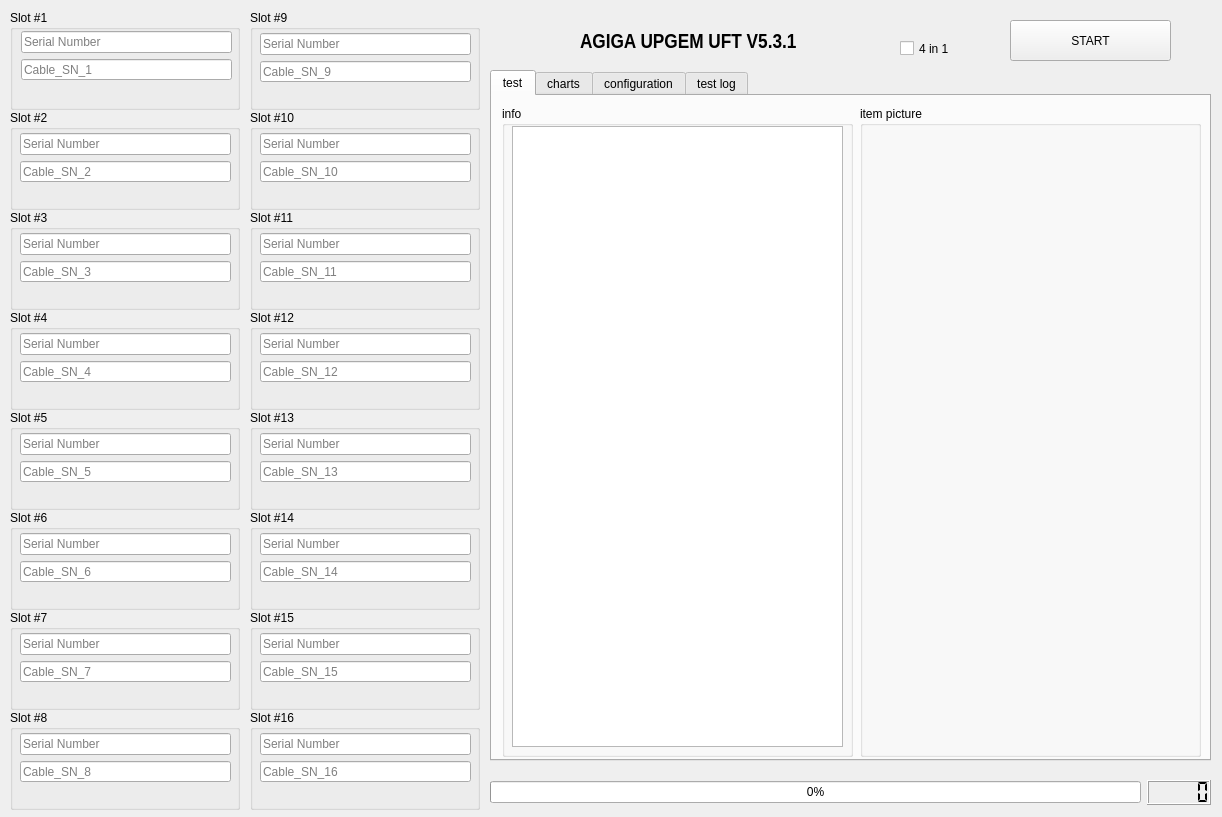
First picture: the form in src/UFT_GUI/UFT_Ui.ui, repository zhoupisen/Garnet, before the edit.
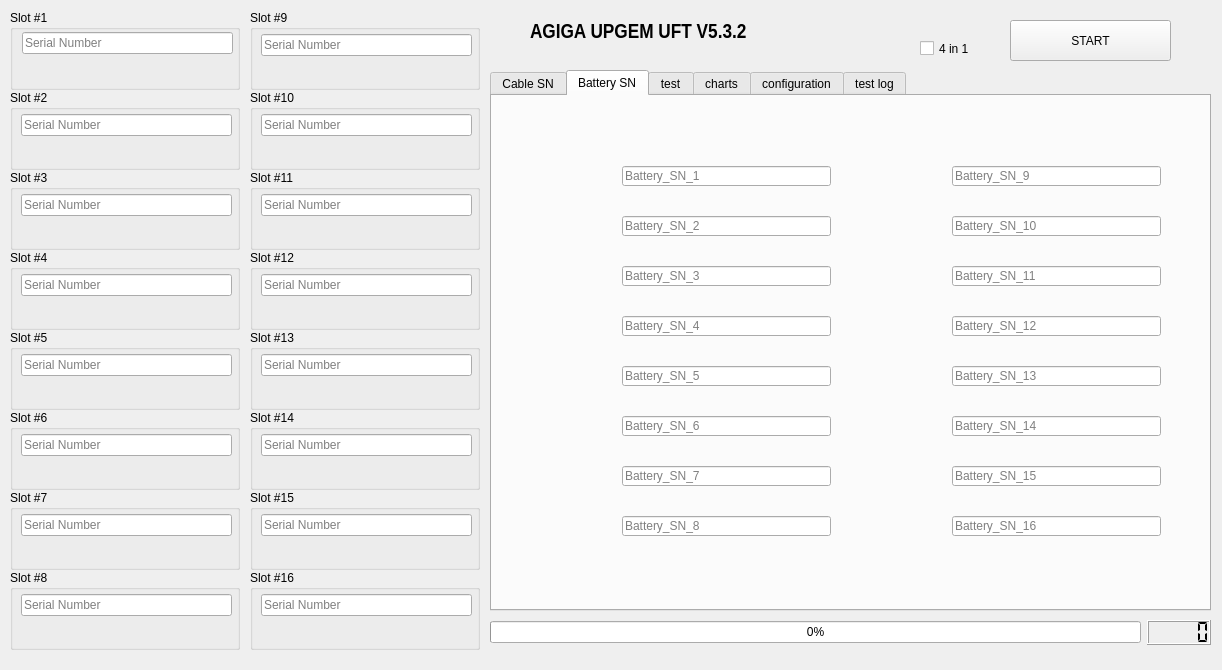
Second picture: the form after the edit. The open tabs and pages were chosen to show the change. Custom widgets are drawn as their Qt base class.

Commit message: Update UI to add new tab for recording Cable SN & Battery SN.

```diff
--- a/src/UFT_GUI/UFT_Ui.ui
+++ b/src/UFT_GUI/UFT_Ui.ui
@@ -7,13 +7,13 @@
     <x>0</x>
     <y>0</y>
     <width>1222</width>
-    <height>817</height>
+    <height>670</height>
    </rect>
   </property>
   <property name="minimumSize">
    <size>
     <width>0</width>
-    <height>722</height>
+    <height>0</height>
    </size>
   </property>
   <property name="windowTitle">
@@ -25,12 +25,438 @@
      <x>490</x>
      <y>70</y>
      <width>721</width>
-     <height>691</height>
+     <height>541</height>
     </rect>
    </property>
    <property name="currentIndex">
     <number>0</number>
    </property>
+   <widget class="QWidget" name="tab_cable">
+    <attribute name="title">
+     <string>Cable SN</string>
+    </attribute>
+    <widget class="QLineEdit" name="CablelineEdit_16">
+     <property name="geometry">
+      <rect>
+       <x>460</x>
+       <y>420</y>
+       <width>209</width>
+       <height>20</height>
+      </rect>
+     </property>
+     <property name="placeholderText">
+      <string>Cable_SN_16</string>
+     </property>
+    </widget>
+    <widget class="QLineEdit" name="CablelineEdit_10">
+     <property name="geometry">
+      <rect>
+       <x>460</x>
+       <y>120</y>
+       <width>209</width>
+       <height>20</height>
+      </rect>
+     </property>
+     <property name="placeholderText">
+      <string>Cable_SN_10</string>
+     </property>
+    </widget>
+    <widget class="QLineEdit" name="CablelineEdit_5">
+     <property name="geometry">
+      <rect>
+       <x>130</x>
+       <y>270</y>
+       <width>209</width>
+       <height>20</height>
+      </rect>
+     </property>
+     <property name="placeholderText">
+      <string>Cable_SN_5</string>
+     </property>
+    </widget>
+    <widget class="QLineEdit" name="CablelineEdit_9">
+     <property name="geometry">
+      <rect>
+       <x>460</x>
+       <y>70</y>
+       <width>209</width>
+       <height>20</height>
+      </rect>
+     </property>
+     <property name="placeholderText">
+      <string>Cable_SN_9</string>
+     </property>
+    </widget>
+    <widget class="QLineEdit" name="CablelineEdit_11">
+     <property name="geometry">
+      <rect>
+       <x>460</x>
+       <y>170</y>
+       <width>209</width>
+       <height>20</height>
+      </rect>
+     </property>
+     <property name="placeholderText">
+      <string>Cable_SN_11</string>
+     </property>
+    </widget>
+    <widget class="QLineEdit" name="CablelineEdit_14">
+     <property name="geometry">
+      <rect>
+       <x>460</x>
+       <y>320</y>
+       <width>209</width>
+       <height>20</height>
+      </rect>
+     </property>
+     <property name="placeholderText">
+      <string>Cable_SN_14</string>
+     </property>
+    </widget>
+    <widget class="QLineEdit" name="CablelineEdit_6">
+     <property name="geometry">
+      <rect>
+       <x>130</x>
+       <y>320</y>
+       <width>209</width>
+       <height>20</height>
+      </rect>
+     </property>
+     <property name="placeholderText">
+      <string>Cable_SN_6</string>
+     </property>
+    </widget>
+    <widget class="QLineEdit" name="CablelineEdit_15">
+     <property name="geometry">
+      <rect>
+       <x>460</x>
+       <y>370</y>
+       <width>209</width>
+       <height>20</height>
+      </rect>
+     </property>
+     <property name="placeholderText">
+      <string>Cable_SN_15</string>
+     </property>
+    </widget>
+    <widget class="QLineEdit" name="CablelineEdit_1">
+     <property name="geometry">
+      <rect>
+       <x>130</x>
+       <y>70</y>
+       <width>209</width>
+       <height>20</height>
+      </rect>
+     </property>
+     <property name="placeholderText">
+      <string>Cable_SN_1</string>
+     </property>
+    </widget>
+    <widget class="QLineEdit" name="CablelineEdit_12">
+     <property name="geometry">
+      <rect>
+       <x>460</x>
+       <y>220</y>
+       <width>209</width>
+       <height>20</height>
+      </rect>
+     </property>
+     <property name="placeholderText">
+      <string>Cable_SN_12</string>
+     </property>
+    </widget>
+    <widget class="QLineEdit" name="CablelineEdit_4">
+     <property name="geometry">
+      <rect>
+       <x>130</x>
+       <y>220</y>
+       <width>209</width>
+       <height>20</height>
+      </rect>
+     </property>
+     <property name="placeholderText">
+      <string>Cable_SN_4</string>
+     </property>
+    </widget>
+    <widget class="QLineEdit" name="CablelineEdit_7">
+     <property name="geometry">
+      <rect>
+       <x>130</x>
+       <y>370</y>
+       <width>209</width>
+       <height>20</height>
+      </rect>
+     </property>
+     <property name="placeholderText">
+      <string>Cable_SN_7</string>
+     </property>
+    </widget>
+    <widget class="QLineEdit" name="CablelineEdit_13">
+     <property name="geometry">
+      <rect>
+       <x>460</x>
+       <y>270</y>
+       <width>209</width>
+       <height>20</height>
+      </rect>
+     </property>
+     <property name="placeholderText">
+      <string>Cable_SN_13</string>
+     </property>
+    </widget>
+    <widget class="QLineEdit" name="CablelineEdit_2">
+     <property name="geometry">
+      <rect>
+       <x>130</x>
+       <y>120</y>
+       <width>209</width>
+       <height>20</height>
+      </rect>
+     </property>
+     <property name="placeholderText">
+      <string>Cable_SN_2</string>
+     </property>
+    </widget>
+    <widget class="QLineEdit" name="CablelineEdit_8">
+     <property name="geometry">
+      <rect>
+       <x>130</x>
+       <y>420</y>
+       <width>209</width>
+       <height>20</height>
+      </rect>
+     </property>
+     <property name="placeholderText">
+      <string>Cable_SN_8</string>
+     </property>
+    </widget>
+    <widget class="QLineEdit" name="CablelineEdit_3">
+     <property name="geometry">
+      <rect>
+       <x>130</x>
+       <y>170</y>
+       <width>209</width>
+       <height>20</height>
+      </rect>
+     </property>
+     <property name="placeholderText">
+      <string>Cable_SN_3</string>
+     </property>
+    </widget>
+   </widget>
+   <widget class="QWidget" name="tab_hybridcell">
+    <attribute name="title">
+     <string>Battery SN</string>
+    </attribute>
+    <widget class="QLineEdit" name="BatterylineEdit_10">
+     <property name="geometry">
+      <rect>
+       <x>460</x>
+       <y>120</y>
+       <width>209</width>
+       <height>20</height>
+      </rect>
+     </property>
+     <property name="placeholderText">
+      <string>Battery_SN_10</string>
+     </property>
+    </widget>
+    <widget class="QLineEdit" name="BatterylineEdit_5">
+     <property name="geometry">
+      <rect>
+       <x>130</x>
+       <y>270</y>
+       <width>209</width>
+       <height>20</height>
+      </rect>
+     </property>
+     <property name="placeholderText">
+      <string>Battery_SN_5</string>
+     </property>
+    </widget>
+    <widget class="QLineEdit" name="BatterylineEdit_9">
+     <property name="geometry">
+      <rect>
+       <x>460</x>
+       <y>70</y>
+       <width>209</width>
+       <height>20</height>
+      </rect>
+     </property>
+     <property name="placeholderText">
+      <string>Battery_SN_9</string>
+     </property>
+    </widget>
+    <widget class="QLineEdit" name="BatterylineEdit_11">
+     <property name="geometry">
+      <rect>
+       <x>460</x>
+       <y>170</y>
+       <width>209</width>
+       <height>20</height>
+      </rect>
+     </property>
+     <property name="placeholderText">
+      <string>Battery_SN_11</string>
+     </property>
+    </widget>
+    <widget class="QLineEdit" name="BatterylineEdit_14">
+     <property name="geometry">
+      <rect>
+       <x>460</x>
+       <y>320</y>
+       <width>209</width>
+       <height>20</height>
+      </rect>
+     </property>
+     <property name="placeholderText">
+      <string>Battery_SN_14</string>
+     </property>
+    </widget>
+    <widget class="QLineEdit" name="BatterylineEdit_6">
+     <property name="geometry">
+      <rect>
+       <x>130</x>
+       <y>320</y>
+       <width>209</width>
+       <height>20</height>
+      </rect>
+     </property>
+     <property name="placeholderText">
+      <string>Battery_SN_6</string>
+     </property>
+    </widget>
+    <widget class="QLineEdit" name="BatterylineEdit_15">
+     <property name="geometry">
+      <rect>
+       <x>460</x>
+       <y>370</y>
+       <width>209</width>
+       <height>20</height>
+      </rect>
+     </property>
+     <property name="placeholderText">
+      <string>Battery_SN_15</string>
+     </property>
+    </widget>
+    <widget class="QLineEdit" name="BatterylineEdit_1">
+     <property name="geometry">
+      <rect>
+       <x>130</x>
+       <y>70</y>
+       <width>209</width>
+       <height>20</height>
+      </rect>
+     </property>
+     <property name="placeholderText">
+      <string>Battery_SN_1</string>
+     </property>
+    </widget>
+    <widget class="QLineEdit" name="BatterylineEdit_12">
+     <property name="geometry">
+      <rect>
+       <x>460</x>
+       <y>220</y>
+       <width>209</width>
+       <height>20</height>
+      </rect>
+     </property>
+     <property name="placeholderText">
+      <string>Battery_SN_12</string>
+     </property>
+    </widget>
+    <widget class="QLineEdit" name="BatterylineEdit_4">
+     <property name="geometry">
+      <rect>
+       <x>130</x>
+       <y>220</y>
+       <width>209</width>
+       <height>20</height>
+      </rect>
+     </property>
+     <property name="placeholderText">
+      <string>Battery_SN_4</string>
+     </property>
+    </widget>
+    <widget class="QLineEdit" name="BatterylineEdit_7">
+     <property name="geometry">
+      <rect>
+       <x>130</x>
+       <y>370</y>
+       <width>209</width>
+       <height>20</height>
+      </rect>
+     </property>
+     <property name="placeholderText">
+      <string>Battery_SN_7</string>
+     </property>
+    </widget>
+    <widget class="QLineEdit" name="BatterylineEdit_13">
+     <property name="geometry">
+      <rect>
+       <x>460</x>
+       <y>270</y>
+       <width>209</width>
+       <height>20</height>
+      </rect>
+     </property>
+     <property name="placeholderText">
+      <string>Battery_SN_13</string>
+     </property>
+    </widget>
+    <widget class="QLineEdit" name="BatterylineEdit_16">
+     <property name="geometry">
+      <rect>
+       <x>460</x>
+       <y>420</y>
+       <width>209</width>
+       <height>20</height>
+      </rect>
+     </property>
+     <property name="placeholderText">
+      <string>Battery_SN_16</string>
+     </property>
+    </widget>
+    <widget class="QLineEdit" name="BatterylineEdit_2">
+     <property name="geometry">
+      <rect>
+       <x>130</x>
+       <y>120</y>
+       <width>209</width>
+       <height>20</height>
+      </rect>
+     </property>
+     <property name="placeholderText">
+      <string>Battery_SN_2</string>
+     </property>
+    </widget>
+    <widget class="QLineEdit" name="BatterylineEdit_8">
+     <property name="geometry">
+      <rect>
+       <x>130</x>
+       <y>420</y>
+       <width>209</width>
+       <height>20</height>
+      </rect>
+     </property>
+     <property name="placeholderText">
+      <string>Battery_SN_8</string>
+     </property>
+    </widget>
+    <widget class="QLineEdit" name="BatterylineEdit_3">
+     <property name="geometry">
+      <rect>
+       <x>130</x>
+       <y>170</y>
+       <width>209</width>
+       <height>20</height>
+      </rect>
+     </property>
+     <property name="placeholderText">
+      <string>Battery_SN_3</string>
+     </property>
+    </widget>
+   </widget>
    <widget class="QWidget" name="info">
     <attribute name="title">
      <string>test</string>
@@ -41,7 +467,7 @@
        <x>368</x>
        <y>10</y>
        <width>341</width>
-       <height>651</height>
+       <height>501</height>
       </rect>
      </property>
      <property name="sizePolicy">
@@ -124,7 +550,7 @@
        <x>10</x>
        <y>10</y>
        <width>351</width>
-       <height>651</height>
+       <height>501</height>
       </rect>
      </property>
      <property name="sizePolicy">
@@ -142,7 +568,7 @@
         <x>10</x>
         <y>20</y>
         <width>331</width>
-        <height>621</height>
+        <height>471</height>
        </rect>
       </property>
       <property name="sizePolicy">
@@ -426,8 +852,8 @@
   <widget class="QLabel" name="title_label">
    <property name="geometry">
     <rect>
-     <x>580</x>
-     <y>30</y>
+     <x>530</x>
+     <y>20</y>
      <width>216</width>
      <height>25</height>
     </rect>
@@ -445,7 +871,7 @@
     <bool>false</bool>
    </property>
    <property name="text">
-    <string>AGIGA UPGEM UFT V5.3.1</string>
+    <string>AGIGA UPGEM UFT V5.3.2</string>
    </property>
    <property name="textFormat">
     <enum>Qt::AutoText</enum>
@@ -455,7 +881,7 @@
    <property name="geometry">
     <rect>
      <x>490</x>
-     <y>780</y>
+     <y>620</y>
      <width>721</width>
      <height>25</height>
     </rect>
@@ -511,7 +937,7 @@
   <widget class="QCheckBox" name="Mode4in1">
    <property name="geometry">
     <rect>
-     <x>900</x>
+     <x>920</x>
      <y>40</y>
      <width>67</width>
      <height>17</height>
@@ -531,9 +957,9 @@
    <property name="geometry">
     <rect>
      <x>10</x>
-     <y>310</y>
+     <y>250</y>
      <width>230</width>
-     <height>100</height>
+     <height>80</height>
     </rect>
    </property>
    <property name="sizePolicy">
@@ -548,13 +974,13 @@
    <widget class="QWidget" name="layoutWidget">
     <property name="geometry">
      <rect>
-      <x>10</x>
-      <y>23</y>
+      <x>11</x>
+      <y>24</y>
       <width>211</width>
-      <height>73</height>
+      <height>47</height>
      </rect>
     </property>
-    <layout class="QGridLayout" name="gridLayout_8">
+    <layout class="QGridLayout" name="gridLayout_15">
      <item row="0" column="0">
       <widget class="QLineEdit" name="sn_lineEdit_4">
        <property name="maxLength">
@@ -566,13 +992,6 @@
       </widget>
      </item>
      <item row="1" column="0">
-      <widget class="QLineEdit" name="CablelineEdit_4">
-       <property name="placeholderText">
-        <string>Cable_SN_4</string>
-       </property>
-      </widget>
-     </item>
-     <item row="2" column="0">
       <widget class="QLabel" name="label_4">
        <property name="font">
         <font>
@@ -591,9 +1010,9 @@
    <property name="geometry">
     <rect>
      <x>250</x>
-     <y>110</y>
+     <y>90</y>
      <width>230</width>
-     <height>100</height>
+     <height>80</height>
     </rect>
    </property>
    <property name="sizePolicy">
@@ -608,13 +1027,13 @@
    <widget class="QWidget" name="layoutWidget">
     <property name="geometry">
      <rect>
-      <x>10</x>
-      <y>23</y>
+      <x>11</x>
+      <y>24</y>
       <width>211</width>
-      <height>73</height>
+      <height>47</height>
      </rect>
     </property>
-    <layout class="QGridLayout" name="gridLayout_19">
+    <layout class="QGridLayout" name="gridLayout_6">
      <item row="0" column="0">
       <widget class="QLineEdit" name="sn_lineEdit_10">
        <property name="maxLength">
@@ -626,13 +1045,6 @@
       </widget>
      </item>
      <item row="1" column="0">
-      <widget class="QLineEdit" name="CablelineEdit_10">
-       <property name="placeholderText">
-        <string>Cable_SN_10</string>
-       </property>
-      </widget>
-     </item>
-     <item row="2" column="0">
       <widget class="QLabel" name="label_10">
        <property name="font">
         <font>
@@ -653,7 +1065,7 @@
      <x>10</x>
      <y>10</y>
      <width>230</width>
-     <height>100</height>
+     <height>80</height>
     </rect>
    </property>
    <property name="sizePolicy">
@@ -668,10 +1080,10 @@
    <widget class="QWidget" name="layoutWidget">
     <property name="geometry">
      <rect>
-      <x>11</x>
-      <y>21</y>
+      <x>12</x>
+      <y>22</y>
       <width>211</width>
-      <height>73</height>
+      <height>47</height>
      </rect>
     </property>
     <layout class="QGridLayout" name="gridLayout">
@@ -692,13 +1104,6 @@
       </widget>
      </item>
      <item row="1" column="0">
-      <widget class="QLineEdit" name="CablelineEdit_1">
-       <property name="placeholderText">
-        <string>Cable_SN_1</string>
-       </property>
-      </widget>
-     </item>
-     <item row="2" column="0">
       <widget class="QLabel" name="label_1">
        <property name="font">
         <font>
@@ -717,9 +1122,9 @@
    <property name="geometry">
     <rect>
      <x>10</x>
-     <y>110</y>
+     <y>90</y>
      <width>230</width>
-     <height>100</height>
+     <height>80</height>
     </rect>
    </property>
    <property name="sizePolicy">
@@ -734,10 +1139,10 @@
    <widget class="QWidget" name="layoutWidget">
     <property name="geometry">
      <rect>
-      <x>10</x>
-      <y>23</y>
+      <x>11</x>
+      <y>24</y>
       <width>211</width>
-      <height>73</height>
+      <height>47</height>
      </rect>
     </property>
     <layout class="QGridLayout" name="gridLayout_2">
@@ -752,13 +1157,6 @@
       </widget>
      </item>
      <item row="1" column="0">
-      <widget class="QLineEdit" name="CablelineEdit_2">
-       <property name="placeholderText">
-        <string>Cable_SN_2</string>
-       </property>
-      </widget>
-     </item>
-     <item row="2" column="0">
       <widget class="QLabel" name="label_2">
        <property name="font">
         <font>
@@ -777,9 +1175,9 @@
    <property name="geometry">
     <rect>
      <x>10</x>
-     <y>210</y>
+     <y>170</y>
      <width>230</width>
-     <height>100</height>
+     <height>80</height>
     </rect>
    </property>
    <property name="sizePolicy">
@@ -794,13 +1192,13 @@
    <widget class="QWidget" name="layoutWidget">
     <property name="geometry">
      <rect>
-      <x>10</x>
-      <y>23</y>
+      <x>11</x>
+      <y>24</y>
       <width>211</width>
-      <height>73</height>
+      <height>47</height>
      </rect>
     </property>
-    <layout class="QGridLayout" name="gridLayout_6">
+    <layout class="QGridLayout" name="gridLayout_8">
      <item row="0" column="0">
       <widget class="QLineEdit" name="sn_lineEdit_3">
        <property name="maxLength">
@@ -812,13 +1210,6 @@
       </widget>
      </item>
      <item row="1" column="0">
-      <widget class="QLineEdit" name="CablelineEdit_3">
-       <property name="placeholderText">
-        <string>Cable_SN_3</string>
-       </property>
-      </widget>
-     </item>
-     <item row="2" column="0">
       <widget class="QLabel" name="label_3">
        <property name="font">
         <font>
@@ -837,9 +1228,9 @@
    <property name="geometry">
     <rect>
      <x>10</x>
-     <y>410</y>
+     <y>330</y>
      <width>230</width>
-     <height>100</height>
+     <height>80</height>
     </rect>
    </property>
    <property name="sizePolicy">
@@ -854,13 +1245,13 @@
    <widget class="QWidget" name="layoutWidget">
     <property name="geometry">
      <rect>
-      <x>10</x>
-      <y>23</y>
+      <x>11</x>
+      <y>24</y>
       <width>211</width>
-      <height>73</height>
+      <height>47</height>
      </rect>
     </property>
-    <layout class="QGridLayout" name="gridLayout_14">
+    <layout class="QGridLayout" name="gridLayout_17">
      <item row="0" column="0">
       <widget class="QLineEdit" name="sn_lineEdit_5">
        <property name="acceptDrops">
@@ -878,13 +1269,6 @@
       </widget>
      </item>
      <item row="1" column="0">
-      <widget class="QLineEdit" name="CablelineEdit_5">
-       <property name="placeholderText">
-        <string>Cable_SN_5</string>
-       </property>
-      </widget>
-     </item>
-     <item row="2" column="0">
       <widget class="QLabel" name="label_5">
        <property name="font">
         <font>
@@ -903,9 +1287,9 @@
    <property name="geometry">
     <rect>
      <x>10</x>
-     <y>510</y>
+     <y>410</y>
      <width>230</width>
-     <height>100</height>
+     <height>80</height>
     </rect>
    </property>
    <property name="sizePolicy">
@@ -920,13 +1304,13 @@
    <widget class="QWidget" name="layoutWidget">
     <property name="geometry">
      <rect>
-      <x>10</x>
-      <y>23</y>
+      <x>11</x>
+      <y>24</y>
       <width>211</width>
-      <height>73</height>
+      <height>47</height>
      </rect>
     </property>
-    <layout class="QGridLayout" name="gridLayout_15">
+    <layout class="QGridLayout" name="gridLayout_20">
      <item row="0" column="0">
       <widget class="QLineEdit" name="sn_lineEdit_6">
        <property name="maxLength">
@@ -938,13 +1322,6 @@
       </widget>
      </item>
      <item row="1" column="0">
-      <widget class="QLineEdit" name="CablelineEdit_6">
-       <property name="placeholderText">
-        <string>Cable_SN_6</string>
-       </property>
-      </widget>
-     </item>
-     <item row="2" column="0">
       <widget class="QLabel" name="label_6">
        <property name="font">
         <font>
@@ -963,9 +1340,9 @@
    <property name="geometry">
     <rect>
      <x>10</x>
-     <y>610</y>
+     <y>490</y>
      <width>230</width>
-     <height>100</height>
+     <height>80</height>
     </rect>
    </property>
    <property name="sizePolicy">
@@ -980,13 +1357,13 @@
    <widget class="QWidget" name="layoutWidget">
     <property name="geometry">
      <rect>
-      <x>10</x>
-      <y>23</y>
+      <x>11</x>
+      <y>24</y>
       <width>211</width>
-      <height>73</height>
+      <height>47</height>
      </rect>
     </property>
-    <layout class="QGridLayout" name="gridLayout_16">
+    <layout class="QGridLayout" name="gridLayout_22">
      <item row="0" column="0">
       <widget class="QLineEdit" name="sn_lineEdit_7">
        <property name="maxLength">
@@ -998,13 +1375,6 @@
       </widget>
      </item>
      <item row="1" column="0">
-      <widget class="QLineEdit" name="CablelineEdit_7">
-       <property name="placeholderText">
-        <string>Cable_SN_7</string>
-       </property>
-      </widget>
-     </item>
-     <item row="2" column="0">
       <widget class="QLabel" name="label_7">
        <property name="font">
         <font>
@@ -1023,9 +1393,9 @@
    <property name="geometry">
     <rect>
      <x>10</x>
-     <y>710</y>
+     <y>570</y>
      <width>230</width>
-     <height>100</height>
+     <height>80</height>
     </rect>
    </property>
    <property name="sizePolicy">
@@ -1040,13 +1410,13 @@
    <widget class="QWidget" name="layoutWidget">
     <property name="geometry">
      <rect>
-      <x>10</x>
-      <y>23</y>
+      <x>11</x>
+      <y>24</y>
       <width>211</width>
-      <height>73</height>
+      <height>47</height>
      </rect>
     </property>
-    <layout class="QGridLayout" name="gridLayout_17">
+    <layout class="QGridLayout" name="gridLayout_25">
      <item row="0" column="0">
       <widget class="QLineEdit" name="sn_lineEdit_8">
        <property name="maxLength">
@@ -1058,13 +1428,6 @@
       </widget>
      </item>
      <item row="1" column="0">
-      <widget class="QLineEdit" name="CablelineEdit_8">
-       <property name="placeholderText">
-        <string>Cable_SN_8</string>
-       </property>
-      </widget>
-     </item>
-     <item row="2" column="0">
       <widget class="QLabel" name="label_8">
        <property name="font">
         <font>
@@ -1085,7 +1448,7 @@
      <x>250</x>
      <y>10</y>
      <width>230</width>
-     <height>100</height>
+     <height>80</height>
     </rect>
    </property>
    <property name="sizePolicy">
@@ -1100,10 +1463,10 @@
    <widget class="QWidget" name="layoutWidget">
     <property name="geometry">
      <rect>
-      <x>10</x>
-      <y>23</y>
+      <x>11</x>
+      <y>24</y>
       <width>211</width>
-      <height>73</height>
+      <height>47</height>
      </rect>
     </property>
     <layout class="QGridLayout" name="gridLayout_18">
@@ -1124,13 +1487,6 @@
       </widget>
      </item>
      <item row="1" column="0">
-      <widget class="QLineEdit" name="CablelineEdit_9">
-       <property name="placeholderText">
-        <string>Cable_SN_9</string>
-       </property>
-      </widget>
-     </item>
-     <item row="2" column="0">
       <widget class="QLabel" name="label_9">
        <property name="font">
         <font>
@@ -1149,9 +1505,9 @@
    <property name="geometry">
     <rect>
      <x>250</x>
-     <y>210</y>
+     <y>170</y>
      <width>230</width>
-     <height>100</height>
+     <height>80</height>
     </rect>
    </property>
    <property name="sizePolicy">
@@ -1166,13 +1522,13 @@
    <widget class="QWidget" name="layoutWidget">
     <property name="geometry">
      <rect>
-      <x>10</x>
-      <y>23</y>
+      <x>11</x>
+      <y>24</y>
       <width>211</width>
-      <height>73</height>
+      <height>47</height>
      </rect>
     </property>
-    <layout class="QGridLayout" name="gridLayout_21">
+    <layout class="QGridLayout" name="gridLayout_14">
      <item row="0" column="0">
       <widget class="QLineEdit" name="sn_lineEdit_11">
        <property name="maxLength">
@@ -1184,13 +1540,6 @@
       </widget>
      </item>
      <item row="1" column="0">
-      <widget class="QLineEdit" name="CablelineEdit_11">
-       <property name="placeholderText">
-        <string>Cable_SN_11</string>
-       </property>
-      </widget>
-     </item>
-     <item row="2" column="0">
       <widget class="QLabel" name="label_11">
        <property name="font">
         <font>
@@ -1209,9 +1558,9 @@
    <property name="geometry">
     <rect>
      <x>250</x>
-     <y>310</y>
+     <y>250</y>
      <width>230</width>
-     <height>100</height>
+     <height>80</height>
     </rect>
    </property>
    <property name="sizePolicy">
@@ -1226,13 +1575,13 @@
    <widget class="QWidget" name="layoutWidget">
     <property name="geometry">
      <rect>
-      <x>10</x>
-      <y>23</y>
+      <x>11</x>
+      <y>24</y>
       <width>211</width>
-      <height>73</height>
+      <height>47</height>
      </rect>
     </property>
-    <layout class="QGridLayout" name="gridLayout_20">
+    <layout class="QGridLayout" name="gridLayout_16">
      <item row="0" column="0">
       <widget class="QLineEdit" name="sn_lineEdit_12">
        <property name="maxLength">
@@ -1244,13 +1593,6 @@
       </widget>
      </item>
      <item row="1" column="0">
-      <widget class="QLineEdit" name="CablelineEdit_12">
-       <property name="placeholderText">
-        <string>Cable_SN_12</string>
-       </property>
-      </widget>
-     </item>
-     <item row="2" column="0">
       <widget class="QLabel" name="label_12">
        <property name="font">
         <font>
@@ -1269,9 +1611,9 @@
    <property name="geometry">
     <rect>
      <x>250</x>
-     <y>410</y>
+     <y>330</y>
      <width>230</width>
-     <height>100</height>
+     <height>80</height>
     </rect>
    </property>
    <property name="sizePolicy">
@@ -1286,13 +1628,13 @@
    <widget class="QWidget" name="layoutWidget">
     <property name="geometry">
      <rect>
-      <x>10</x>
-      <y>23</y>
+      <x>11</x>
+      <y>24</y>
       <width>211</width>
-      <height>73</height>
+      <height>47</height>
      </rect>
     </property>
-    <layout class="QGridLayout" name="gridLayout_22">
+    <layout class="QGridLayout" name="gridLayout_19">
      <item row="0" column="0">
       <widget class="QLineEdit" name="sn_lineEdit_13">
        <property name="acceptDrops">
@@ -1310,13 +1652,6 @@
       </widget>
      </item>
      <item row="1" column="0">
-      <widget class="QLineEdit" name="CablelineEdit_13">
-       <property name="placeholderText">
-        <string>Cable_SN_13</string>
-       </property>
-      </widget>
-     </item>
-     <item row="2" column="0">
       <widget class="QLabel" name="label_13">
        <property name="font">
         <font>
@@ -1335,9 +1670,9 @@
    <property name="geometry">
     <rect>
      <x>250</x>
-     <y>510</y>
+     <y>410</y>
      <width>230</width>
-     <height>100</height>
+     <height>80</height>
     </rect>
    </property>
    <property name="sizePolicy">
@@ -1352,13 +1687,13 @@
    <widget class="QWidget" name="layoutWidget">
     <property name="geometry">
      <rect>
-      <x>10</x>
-      <y>23</y>
+      <x>11</x>
+      <y>24</y>
       <width>211</width>
-      <height>73</height>
+      <height>47</height>
      </rect>
     </property>
-    <layout class="QGridLayout" name="gridLayout_23">
+    <layout class="QGridLayout" name="gridLayout_21">
      <item row="0" column="0">
       <widget class="QLineEdit" name="sn_lineEdit_14">
        <property name="maxLength">
@@ -1370,13 +1705,6 @@
       </widget>
      </item>
      <item row="1" column="0">
-      <widget class="QLineEdit" name="CablelineEdit_14">
-       <property name="placeholderText">
-        <string>Cable_SN_14</string>
-       </property>
-      </widget>
-     </item>
-     <item row="2" column="0">
       <widget class="QLabel" name="label_14">
        <property name="font">
         <font>
@@ -1395,9 +1723,9 @@
    <property name="geometry">
     <rect>
      <x>250</x>
-     <y>610</y>
+     <y>490</y>
      <width>230</width>
-     <height>100</height>
+     <height>80</height>
     </rect>
    </property>
    <property name="sizePolicy">
@@ -1412,13 +1740,13 @@
    <widget class="QWidget" name="layoutWidget">
     <property name="geometry">
      <rect>
-      <x>10</x>
-      <y>23</y>
+      <x>11</x>
+      <y>24</y>
       <width>211</width>
-      <height>73</height>
+      <height>47</height>
      </rect>
     </property>
-    <layout class="QGridLayout" name="gridLayout_24">
+    <layout class="QGridLayout" name="gridLayout_23">
      <item row="0" column="0">
       <widget class="QLineEdit" name="sn_lineEdit_15">
        <property name="maxLength">
@@ -1430,13 +1758,6 @@
       </widget>
      </item>
      <item row="1" column="0">
-      <widget class="QLineEdit" name="CablelineEdit_15">
-       <property name="placeholderText">
-        <string>Cable_SN_15</string>
-       </property>
-      </widget>
-     </item>
-     <item row="2" column="0">
       <widget class="QLabel" name="label_15">
        <property name="font">
         <font>
@@ -1455,9 +1776,9 @@
    <property name="geometry">
     <rect>
      <x>250</x>
-     <y>710</y>
+     <y>570</y>
      <width>230</width>
-     <height>100</height>
+     <height>80</height>
     </rect>
    </property>
    <property name="sizePolicy">
@@ -1472,13 +1793,13 @@
    <widget class="QWidget" name="layoutWidget">
     <property name="geometry">
      <rect>
-      <x>10</x>
-      <y>23</y>
+      <x>11</x>
+      <y>24</y>
       <width>211</width>
-      <height>73</height>
+      <height>47</height>
      </rect>
     </property>
-    <layout class="QGridLayout" name="gridLayout_25">
+    <layout class="QGridLayout" name="gridLayout_24">
      <item row="0" column="0">
       <widget class="QLineEdit" name="sn_lineEdit_16">
        <property name="maxLength">
@@ -1490,13 +1811,6 @@
       </widget>
      </item>
      <item row="1" column="0">
-      <widget class="QLineEdit" name="CablelineEdit_16">
-       <property name="placeholderText">
-        <string>Cable_SN_16</string>
-       </property>
-      </widget>
-     </item>
-     <item row="2" column="0">
       <widget class="QLabel" name="label_16">
        <property name="font">
         <font>
```
Left out of the diff: 1090 changed lines with no effect on the pictures. The commit also changes 1 other file.
